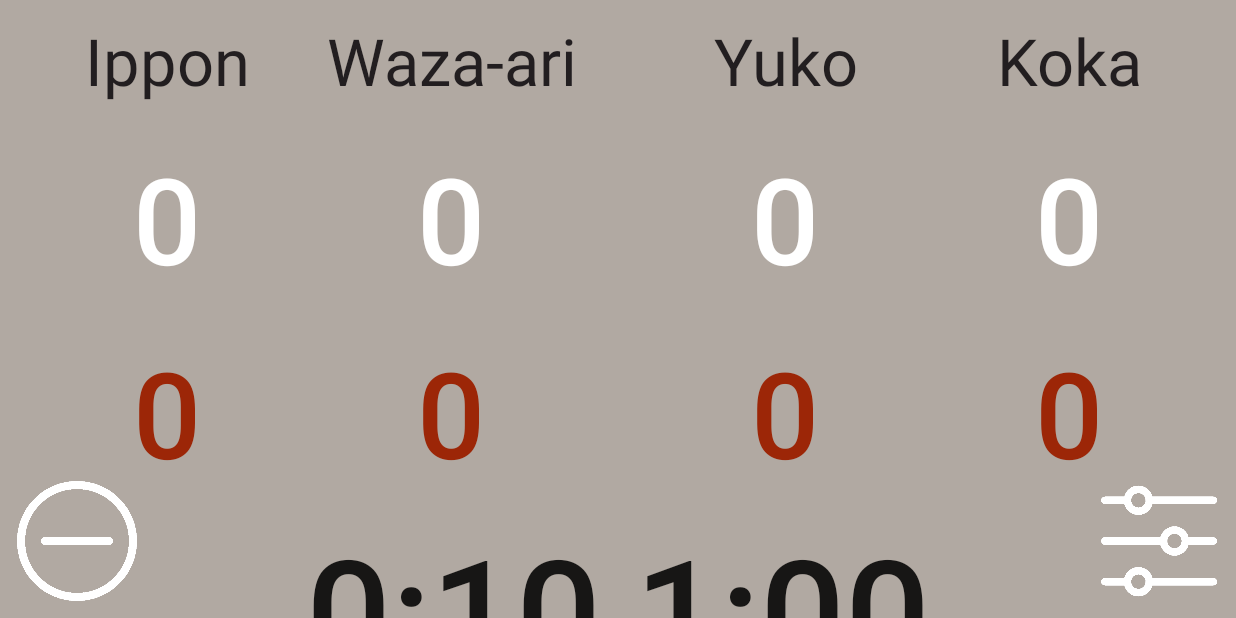
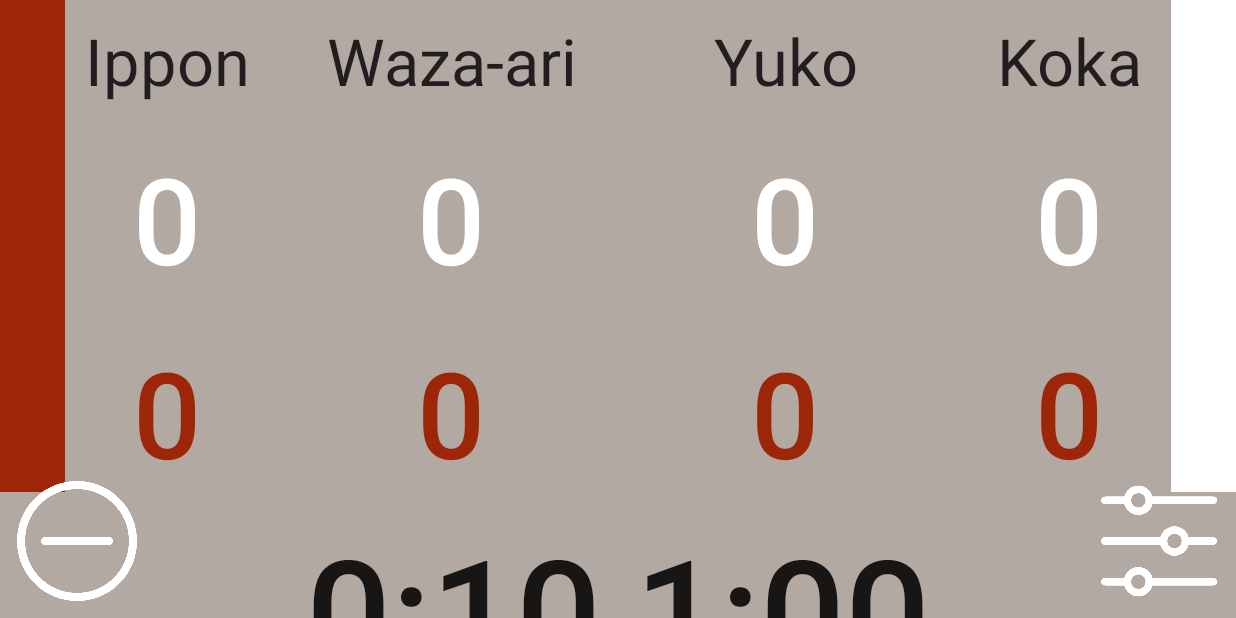
Before and after one commit to adelinmaubray/judo_top_niveau, an Android app: the screen it shows after launch (MainActivity), on a phone screen of 824 x 412 dp (held sideways). Run offline under Robolectric (Android 15) with nearby library versions, the phone set to English and light mode, and no system bars.

Commit message:
Modification interface

```diff
--- a/app/src/main/res/layout/activity_main.xml
+++ b/app/src/main/res/layout/activity_main.xml
@@ -12,6 +12,14 @@
         android:layout_width="fill_parent"
         android:layout_height="fill_parent"
         android:layout_weight="1">
+
+        <View
+            android:layout_width="@dimen/sizeTitle"
+            android:layout_height="wrap_content"
+            android:layout_alignParentStart="true"
+            android:layout_alignParentTop="true"
+            android:layout_alignBottom="@id/ippon_rouge"
+            android:background="@color/colorPrimary"/>
 
         <TextView
             android:id="@+id/ippon_txt"
@@ -41,9 +49,9 @@
             android:layout_width="wrap_content"
             android:background="@null"
             android:text="@string/score_init"
+            android:textColor="@color/white"
             android:textSize="@dimen/sizeScore"
             android:onClick="wazaari_blanc"
-            android:textColor="@color/white"
             android:layout_margin="@dimen/sizeMargin"
             android:layout_below="@id/wazaari_txt"
             android:layout_alignEnd="@id/wazaari_txt"
@@ -56,9 +64,9 @@
             android:layout_width="wrap_content"
             android:background="@null"
             android:text="@string/score_init"
+            android:textColor="@color/colorPrimary"
             android:textSize="@dimen/sizeScore"
             android:onClick="wazaari_rouge"
-            android:textColor="@color/colorPrimary"
             android:layout_margin="@dimen/sizeMargin"
             android:layout_below="@id/wazaari_blanc"
             android:layout_alignEnd="@id/wazaari_txt"
@@ -71,9 +79,9 @@
             android:layout_width="wrap_content"
             android:background="@null"
             android:text="@string/score_init"
+            android:textColor="@color/white"
             android:textSize="@dimen/sizeScore"
             android:onClick="ippon_blanc"
-            android:textColor="@color/white"
             android:layout_margin="@dimen/sizeMargin"
             android:layout_below="@id/ippon_txt"
             android:layout_alignEnd="@id/ippon_txt"
@@ -86,9 +94,9 @@
             android:layout_width="wrap_content"
             android:background="@null"
             android:text="@string/score_init"
+            android:textColor="@color/colorPrimary"
             android:textSize="@dimen/sizeScore"
             android:onClick="ippon_rouge"
-            android:textColor="@color/colorPrimary"
             android:layout_margin="@dimen/sizeMargin"
             android:layout_below="@id/ippon_blanc"
             android:layout_alignEnd="@id/ippon_txt"
@@ -114,8 +122,6 @@
             android:layout_alignEnd="@+id/chrono_sol"
             android:layout_below="@+id/chrono_sol"
             android:layout_margin="@dimen/sizeMargin"
-            android:layout_column="0"
-            android:layout_row="3"
             android:background="@null"
             android:onClick="resetSol"
             android:text="@string/reset"
@@ -138,28 +144,31 @@
     <RelativeLayout
         android:layout_width="fill_parent"
         android:layout_height="fill_parent"
-        android:layout_weight="1"
-        >
+        android:layout_weight="1">
+
+        <View
+            android:layout_width="@dimen/sizeTitle"
+            android:layout_height="wrap_content"
+            android:background="@color/white"
+            android:layout_alignParentTop="true"
+            android:layout_alignParentEnd="true"
+            android:layout_alignBottom="@id/koka_rouge"/>
 
         <TextView
             android:id="@+id/yuko_txt"
             android:layout_height="wrap_content"
             android:layout_width="@dimen/spaceTitle"
-            android:layout_row="0"
-            android:layout_column="3"
             android:gravity="center"
             android:text="@string/yuko"
             android:textSize="@dimen/sizeTitle"
             android:layout_margin="@dimen/sizeMargin"
             android:textColor="@color/colorPrimaryDark"
-            android:layout_alignParentLeft="true"/>
+            android:layout_alignParentStart="true"/>
 
         <TextView
             android:id="@+id/koka_txt"
             android:layout_height="wrap_content"
             android:layout_width="@dimen/spaceTitle"
-            android:layout_row="0"
-            android:layout_column="4"
             android:gravity="center"
             android:text="@string/koka"
             android:textSize="@dimen/sizeTitle"
@@ -172,13 +181,11 @@
             android:id="@+id/koka_blanc"
             android:layout_height="wrap_content"
             android:layout_width="wrap_content"
-            android:layout_column="4"
-            android:layout_row="1"
             android:background="@null"
             android:text="@string/score_init"
+            android:textColor="@color/white"
             android:textSize="@dimen/sizeScore"
             android:onClick="koka_blanc"
-            android:textColor="@color/white"
             android:layout_margin="@dimen/sizeMargin"
             android:layout_below="@id/koka_txt"
             android:layout_alignStart="@id/koka_txt"
@@ -190,13 +197,11 @@
             android:id="@+id/koka_rouge"
             android:layout_height="wrap_content"
             android:layout_width="wrap_content"
-            android:layout_column="4"
-            android:layout_row="2"
             android:background="@null"
             android:text="@string/score_init"
+            android:textColor="@color/colorPrimary"
             android:textSize="@dimen/sizeScore"
             android:onClick="koka_rouge"
-            android:textColor="@color/colorPrimary"
             android:layout_margin="@dimen/sizeMargin"
             android:layout_below="@id/koka_blanc"
             android:layout_alignEnd="@id/koka_txt"
@@ -208,13 +213,11 @@
             android:id="@+id/yuko_blanc"
             android:layout_height="wrap_content"
             android:layout_width="wrap_content"
-            android:layout_column="3"
-            android:layout_row="1"
             android:background="@null"
             android:text="@string/score_init"
+            android:textColor="@color/white"
             android:textSize="@dimen/sizeScore"
             android:onClick="yuko_blanc"
-            android:textColor="@color/white"
             android:layout_margin="@dimen/sizeMargin"
             android:layout_below="@id/yuko_txt"
             android:layout_alignEnd="@id/yuko_txt"
@@ -225,13 +228,11 @@
             android:id="@+id/yuko_rouge"
             android:layout_height="wrap_content"
             android:layout_width="wrap_content"
-            android:layout_column="3"
-            android:layout_row="2"
             android:background="@null"
             android:text="@string/score_init"
+            android:textColor="@color/colorPrimary"
             android:textSize="@dimen/sizeScore"
             android:onClick="yuko_rouge"
-            android:textColor="@color/colorPrimary"
             android:layout_margin="@dimen/sizeMargin"
             android:layout_below="@id/yuko_blanc"
             android:layout_alignEnd="@id/yuko_txt"
@@ -256,8 +257,6 @@
             android:layout_height="wrap_content"
             android:layout_alignStart="@+id/chrono_general"
             android:layout_below="@+id/chrono_general"
-            android:layout_column="0"
-            android:layout_row="3"
             android:background="@null"
             android:onClick="resetGeneral"
             android:text="@string/reset"
```
Also changed, not shown: app/src/main/java/niveau/top/judo/jtn/MainActivity.java (+16 -16 lines), 3 other files.
